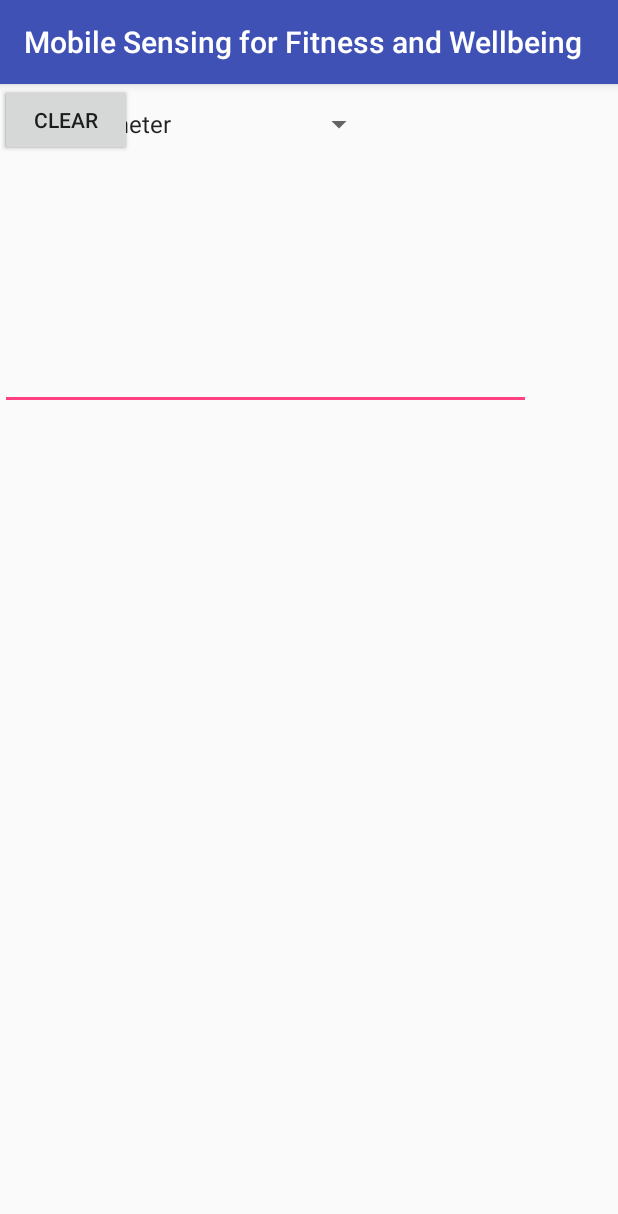
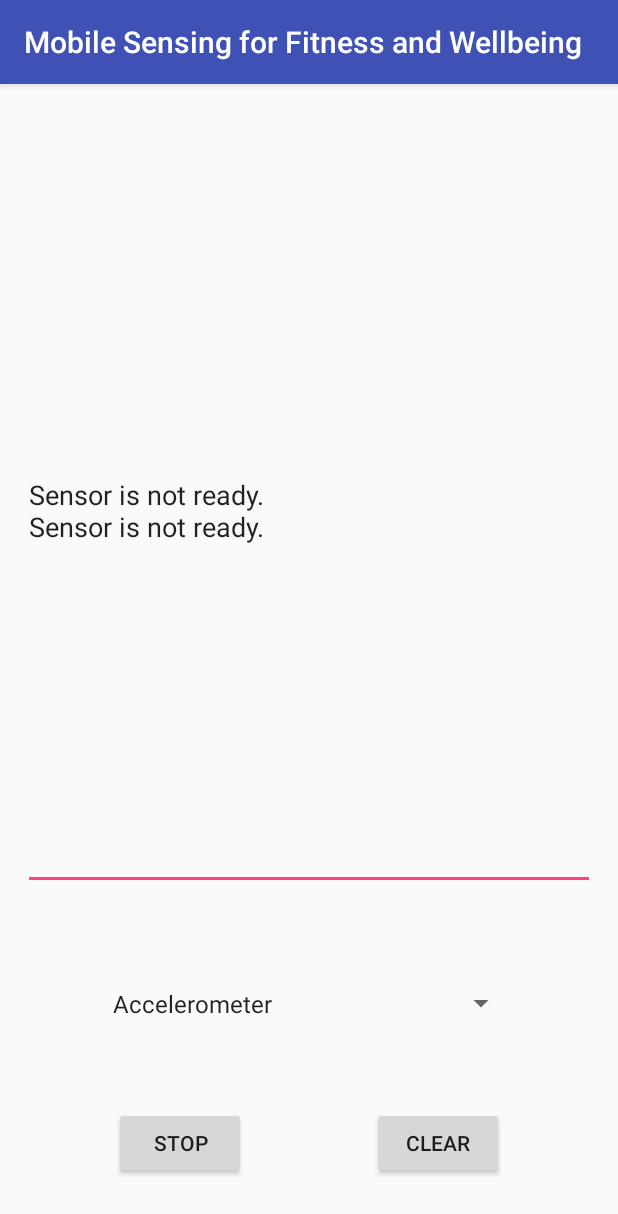
Before and after one commit to toni1991/Praktikum-Mobile-Sensing-for-Fitness-and-Wellbeing, an Android app: the screen it shows after launch (SensorTestActivity), after a tap on "START", on a phone screen of 412 x 824 dp. Shown: the top 1214 px of the screen. Run offline under Robolectric (Android 15) with nearby library versions, the phone set to English and light mode, and no system bars.

Commit message:
Changed test activity slightly.

```diff
--- a/app/src/main/java/de/uni_augsburg/mobilesensingforfitnessandwellbeing/activity/SensorTestActivity.java
+++ b/app/src/main/java/de/uni_augsburg/mobilesensingforfitnessandwellbeing/activity/SensorTestActivity.java
@@ -32,14 +32,17 @@ public class SensorTestActivity extends AppCompatActivity {
         super.onCreate(savedInstanceState);
         setContentView(R.layout.activity_sensor_test);
 
+        findViews();
+        initSensors();
+        initStartButton();
+        initClearButton();
+    }
+
+    private void findViews() {
         this.logText = findViewById(R.id.logText);
         this.sensorSpinner = findViewById(R.id.sensorSpinner);
         this.startButton = findViewById(R.id.startButton);
-        this.clearButton = findViewById(R.id.startButton);
-
-        initSensors();
-        initStartButton();
-        initClearButton();
+        this.clearButton = findViewById(R.id.clearButton);
     }
 
     private void initClearButton() {
@@ -48,7 +51,12 @@ public class SensorTestActivity extends AppCompatActivity {
             @Override
             public void onClick(View v)
             {
-                logText.setText("");
+                logText.post(new Runnable() {
+                    @Override
+                    public void run() {
+                        logText.setText("");
+                    }
+                });
             }
         });
     }
@@ -93,7 +101,6 @@ public class SensorTestActivity extends AppCompatActivity {
     {
         this.countDownTimer = new CountDownTimer(Long.MAX_VALUE, 1000) {
 
-            // This is called after every 10 sec interval.
             public void onTick(long millisUntilFinished) {
                 Sensor sensor  = sensors.get(sensorSpinner.getSelectedItem().toString());
                 if(sensor.isReady())
@@ -105,7 +112,7 @@ public class SensorTestActivity extends AppCompatActivity {
                     );
                 }
                 else {
-                    logText.append("Sensor is not ready.");
+                    logText.append("Sensor is not ready.\n");
                 }
             }
 
--- a/app/src/main/java/de/uni_augsburg/mobilesensingforfitnessandwellbeing/sensors/GpsSensor.java
+++ b/app/src/main/java/de/uni_augsburg/mobilesensingforfitnessandwellbeing/sensors/GpsSensor.java
@@ -13,30 +13,23 @@ import android.support.v4.app.ActivityCompat;
 import android.util.Log;
 
 import java.util.AbstractMap;
+import java.util.ArrayList;
 import java.util.List;
 import java.util.Map;
 
 public class GpsSensor extends Sensor implements LocationListener {
 
     private final LocationManager locationManager;
-
+    private List<Location> lastKnownLocations;
     private boolean isReady;
-
-    private List<Location> lastKnownLocations = null;
 
     public GpsSensor(Activity activity) {
         super(activity);
-        locationManager = (LocationManager) activity.getSystemService(Context.LOCATION_SERVICE);
         requestPermissions();
-        isReady = false;
+        this.lastKnownLocations = new ArrayList<>();
+        this.locationManager = (LocationManager) activity.getSystemService(Context.LOCATION_SERVICE);
+        this.isReady = false;
         registerLocationListener();
-    }
-
-    private void registerLocationListener() {
-        if (ActivityCompat.checkSelfPermission(activity, Manifest.permission.ACCESS_FINE_LOCATION) != PackageManager.PERMISSION_GRANTED && ActivityCompat.checkSelfPermission(activity, Manifest.permission.ACCESS_COARSE_LOCATION) != PackageManager.PERMISSION_GRANTED) {
-            throw new RuntimeException("Missing permission!");
-        }
-        locationManager.requestLocationUpdates(LocationManager.GPS_PROVIDER, 200L, 1f, this);
     }
 
     private void requestPermissions() {
@@ -50,6 +43,13 @@ public class GpsSensor extends Sensor implements LocationListener {
         }
     }
 
+    private void registerLocationListener() {
+        if (ActivityCompat.checkSelfPermission(activity, Manifest.permission.ACCESS_FINE_LOCATION) != PackageManager.PERMISSION_GRANTED && ActivityCompat.checkSelfPermission(activity, Manifest.permission.ACCESS_COARSE_LOCATION) != PackageManager.PERMISSION_GRANTED) {
+            throw new RuntimeException("Missing permission!");
+        }
+        this.locationManager.requestLocationUpdates(LocationManager.GPS_PROVIDER, 200L, 1f, this);
+    }
+
     @Override
     public float getCurrentlyDesiredBpm() {
         double rawSensorValue = getRawSensorValue();
@@ -57,15 +57,7 @@ public class GpsSensor extends Sensor implements LocationListener {
     }
 
     @Override
-    public String getSensorName() {
-        return "GPS Sensor";
-    }
-
-    @Override
     public double getRawSensorValue() {
-        if (ActivityCompat.checkSelfPermission(activity, Manifest.permission.ACCESS_FINE_LOCATION) != PackageManager.PERMISSION_GRANTED && ActivityCompat.checkSelfPermission(activity, Manifest.permission.ACCESS_COARSE_LOCATION) != PackageManager.PERMISSION_GRANTED) {
-            throw new RuntimeException("Missing permission!");
-        }
         if (isReady()) {
             Location lastKnownLocation = lastKnownLocations.get(lastKnownLocations.size()-1);
             Log.d(this.getSensorName(), String.format("Lat: %s, Long: %s, Time: %s",
@@ -76,6 +68,11 @@ public class GpsSensor extends Sensor implements LocationListener {
         } else {
             return -1;
         }
+    }
+
+    @Override
+    public String getSensorName() {
+        return "GPS Sensor";
     }
 
     @Override
--- a/app/src/main/res/layout/activity_sensor_test.xml
+++ b/app/src/main/res/layout/activity_sensor_test.xml
@@ -9,34 +9,53 @@
 
     <EditText
         android:id="@+id/logText"
-        android:layout_width="354dp"
-        android:layout_height="217dp"
+        android:layout_width="0dp"
+        android:layout_height="0dp"
+        android:layout_marginBottom="54dp"
+        android:layout_marginEnd="15dp"
+        android:layout_marginStart="15dp"
+        android:layout_marginTop="54dp"
         android:ems="10"
-        android:inputType="textMultiLine"
-        tools:layout_editor_absoluteX="15dp"
-        tools:layout_editor_absoluteY="54dp" />
+        android:inputType="textMultiLine|textNoSuggestions"
+        android:textAlignment="viewStart"
+        app:layout_constraintBottom_toTopOf="@+id/sensorSpinner"
+        app:layout_constraintEnd_toEndOf="parent"
+        app:layout_constraintStart_toStartOf="parent"
+        app:layout_constraintTop_toTopOf="parent"
+        tools:enabled="false" />
 
     <Spinner
         android:id="@+id/sensorSpinner"
-        android:layout_width="250dp"
-        android:layout_height="53dp"
-        tools:layout_editor_absoluteX="67dp"
-        tools:layout_editor_absoluteY="325dp" />
+        android:layout_width="0dp"
+        android:layout_height="43dp"
+        android:layout_marginBottom="47dp"
+        android:layout_marginEnd="67dp"
+        android:layout_marginStart="67dp"
+        app:layout_constraintBottom_toTopOf="@+id/clearButton"
+        app:layout_constraintEnd_toEndOf="parent"
+        app:layout_constraintStart_toStartOf="parent"
+        app:layout_constraintTop_toBottomOf="@+id/logText" />
 
     <Button
         android:id="@+id/startButton"
         android:layout_width="wrap_content"
         android:layout_height="wrap_content"
+        android:layout_marginBottom="38dp"
+        android:layout_marginEnd="7dp"
         android:text="Button"
-        tools:layout_editor_absoluteX="67dp"
-        tools:layout_editor_absoluteY="425dp" />
+        app:layout_constraintBottom_toBottomOf="parent"
+        app:layout_constraintEnd_toStartOf="@+id/clearButton"
+        app:layout_constraintStart_toStartOf="parent" />
 
     <Button
-        android:id="@+id/button"
+        android:id="@+id/clearButton"
         android:layout_width="wrap_content"
         android:layout_height="wrap_content"
+        android:layout_marginBottom="38dp"
         android:text="Clear"
-        tools:layout_editor_absoluteX="229dp"
-        tools:layout_editor_absoluteY="425dp" />
+        app:layout_constraintBottom_toBottomOf="parent"
+        app:layout_constraintEnd_toEndOf="parent"
+        app:layout_constraintStart_toEndOf="@+id/startButton"
+        app:layout_constraintTop_toBottomOf="@+id/sensorSpinner" />
 
 </android.support.constraint.ConstraintLayout>
```
